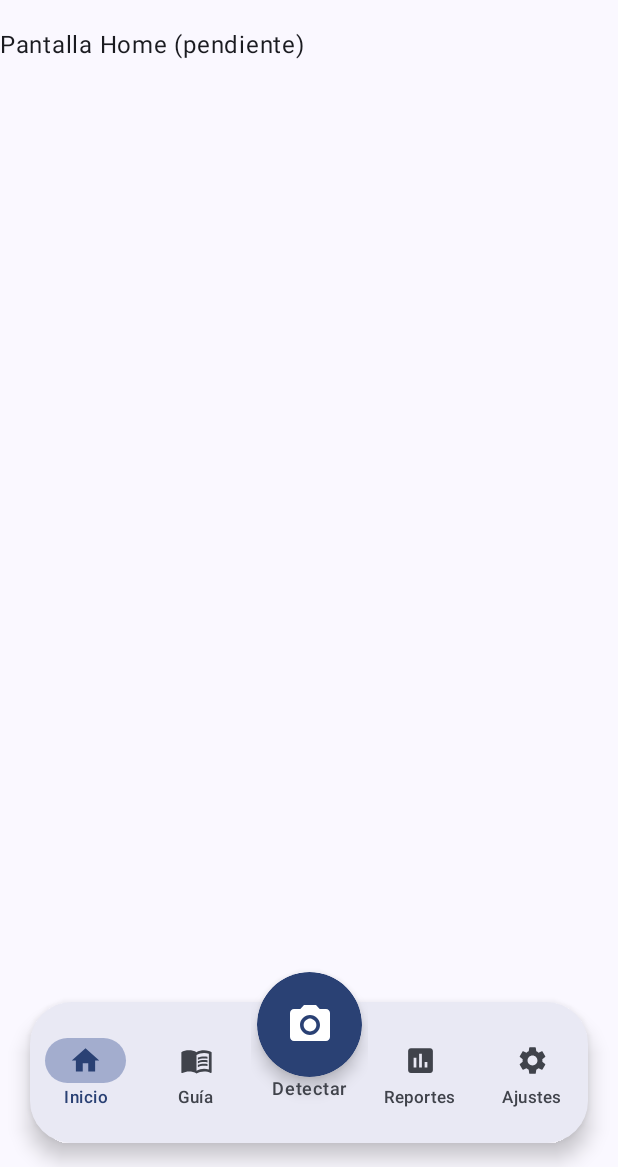
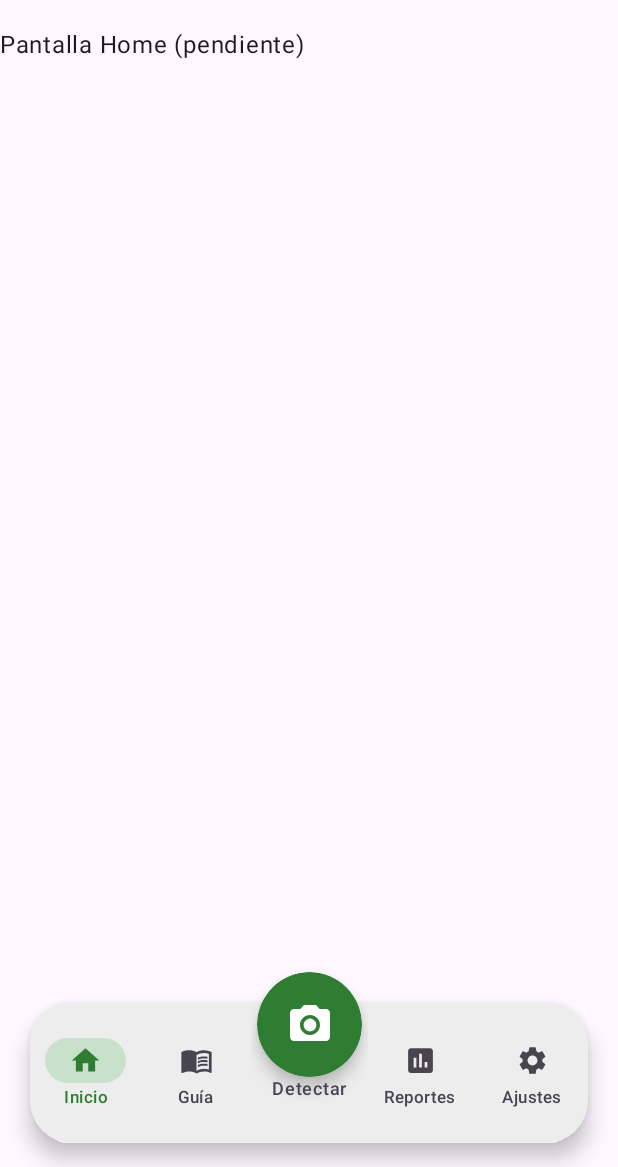
Before and after one commit to FabrizioAvalos/DetectorPlagas-AppsMoviles, an Android app built with Jetpack Compose: the screen it shows after launch (MainActivity), on a phone screen of 412 x 824 dp, the part 69-1236 px from its top. Run offline under Robolectric (Android 15) with nearby library versions, the phone set to English and light mode, and no system bars.

Commit message:
style(theme): reemplazar paleta morada por defecto con los colores verdes del proyecto

```diff
--- a/app/src/main/java/com/vallesol/detectorplagas/ui/theme/Color.kt
+++ b/app/src/main/java/com/vallesol/detectorplagas/ui/theme/Color.kt
@@ -2,10 +2,8 @@ package com.vallesol.detectorplagas.ui.theme
 
 import androidx.compose.ui.graphics.Color
 
-val Purple80 = Color(0xFFD0BCFF)
-val PurpleGrey80 = Color(0xFFCCC2DC)
-val Pink80 = Color(0xFFEFB8C8)
-
-val Purple40 = Color(0xFF6650a4)
-val PurpleGrey40 = Color(0xFF625b71)
-val Pink40 = Color(0xFF7D5260)
+val Green200 = Color(0xFFA5D6A7)
+val Green500 = Color(0xFF2E7D32)
+val Green700 = Color(0xFF1B5E20)
+val Teal200 = Color(0xFF03DAC5)
+val Teal700 = Color(0xFF018786)
--- a/app/src/main/java/com/vallesol/detectorplagas/ui/theme/Theme.kt
+++ b/app/src/main/java/com/vallesol/detectorplagas/ui/theme/Theme.kt
@@ -1,58 +1,51 @@
 package com.vallesol.detectorplagas.ui.theme
 
 import android.app.Activity
-import android.os.Build
 import androidx.compose.foundation.isSystemInDarkTheme
 import androidx.compose.material3.MaterialTheme
 import androidx.compose.material3.darkColorScheme
-import androidx.compose.material3.dynamicDarkColorScheme
-import androidx.compose.material3.dynamicLightColorScheme
 import androidx.compose.material3.lightColorScheme
 import androidx.compose.runtime.Composable
-import androidx.compose.ui.platform.LocalContext
+import androidx.compose.runtime.SideEffect
+import androidx.compose.ui.graphics.Color
+import androidx.compose.ui.graphics.toArgb
+import androidx.compose.ui.platform.LocalView
 
-private val DarkColorScheme = darkColorScheme(
-    primary = Purple80,
-    secondary = PurpleGrey80,
-    tertiary = Pink80
+private val LightColors = lightColorScheme(
+    primary = Green500,
+    onPrimary = Color.White,
+    primaryContainer = Green200,
+    onPrimaryContainer = Green700,
+    secondary = Teal200,
+    secondaryContainer = Teal700
 )
 
-private val LightColorScheme = lightColorScheme(
-    primary = Purple40,
-    secondary = PurpleGrey40,
-    tertiary = Pink40
-
-    /* Other default colors to override
-    background = Color(0xFFFFFBFE),
-    surface = Color(0xFFFFFBFE),
+private val DarkColors = darkColorScheme(
+    primary = Green500,
     onPrimary = Color.White,
-    onSecondary = Color.White,
-    onTertiary = Color.White,
-    onBackground = Color(0xFF1C1B1F),
-    onSurface = Color(0xFF1C1B1F),
-    */
+    primaryContainer = Green700,
+    onPrimaryContainer = Green200,
+    secondary = Teal200,
+    secondaryContainer = Teal700
 )
 
 @Composable
 fun DetectorPlagasTheme(
     darkTheme: Boolean = isSystemInDarkTheme(),
-    // Dynamic color is available on Android 12+
-    dynamicColor: Boolean = true,
     content: @Composable () -> Unit
 ) {
-    val colorScheme = when {
-        dynamicColor && Build.VERSION.SDK_INT >= Build.VERSION_CODES.S -> {
-            val context = LocalContext.current
-            if (darkTheme) dynamicDarkColorScheme(context) else dynamicLightColorScheme(context)
+    val colorScheme = if (darkTheme) DarkColors else LightColors
+
+    val view = LocalView.current
+    if (!view.isInEditMode) {
+        SideEffect {
+            val window = (view.context as Activity).window
+            window.statusBarColor = colorScheme.primary.toArgb()
         }
-
-        darkTheme -> DarkColorScheme
-        else -> LightColorScheme
     }
 
     MaterialTheme(
         colorScheme = colorScheme,
-        typography = Typography,
         content = content
     )
 }
```
